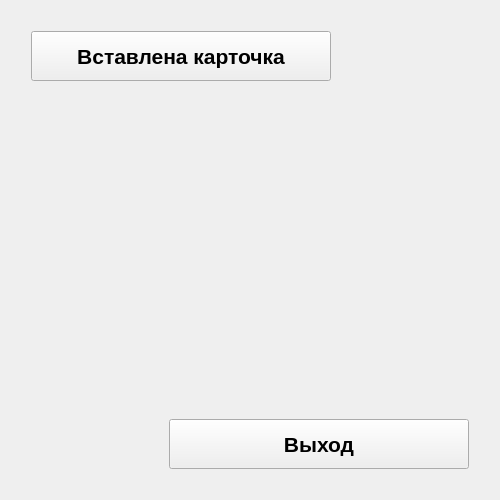
Above: mainwindow.ui from wolandtel/terminal before the change. Below: the same form after it.
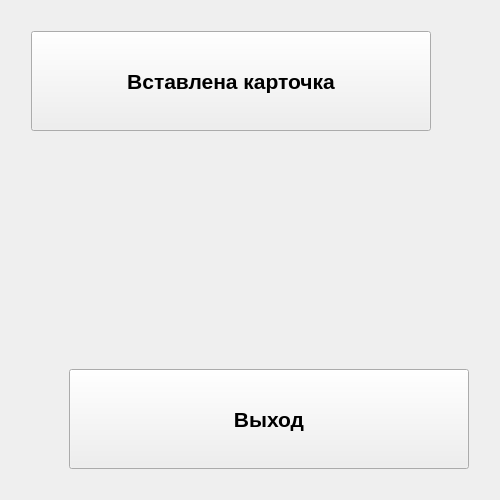
That is the form after the change.

Diff of the .ui file:
```diff
--- a/mainwindow.ui
+++ b/mainwindow.ui
@@ -56,14 +56,14 @@
        <widget class="QPushButton" name="CardPb">
         <property name="minimumSize">
          <size>
-          <width>300</width>
-          <height>50</height>
+          <width>400</width>
+          <height>100</height>
          </size>
         </property>
         <property name="maximumSize">
          <size>
-          <width>150</width>
-          <height>16777215</height>
+          <width>400</width>
+          <height>100</height>
          </size>
         </property>
         <property name="font">
@@ -147,14 +147,14 @@
         </property>
         <property name="minimumSize">
          <size>
-          <width>300</width>
-          <height>50</height>
+          <width>400</width>
+          <height>100</height>
          </size>
         </property>
         <property name="maximumSize">
          <size>
-          <width>150</width>
-          <height>16777215</height>
+          <width>400</width>
+          <height>100</height>
          </size>
         </property>
         <property name="font">
```
Left out of the diff: 6 changed lines with no effect on the pictures.
